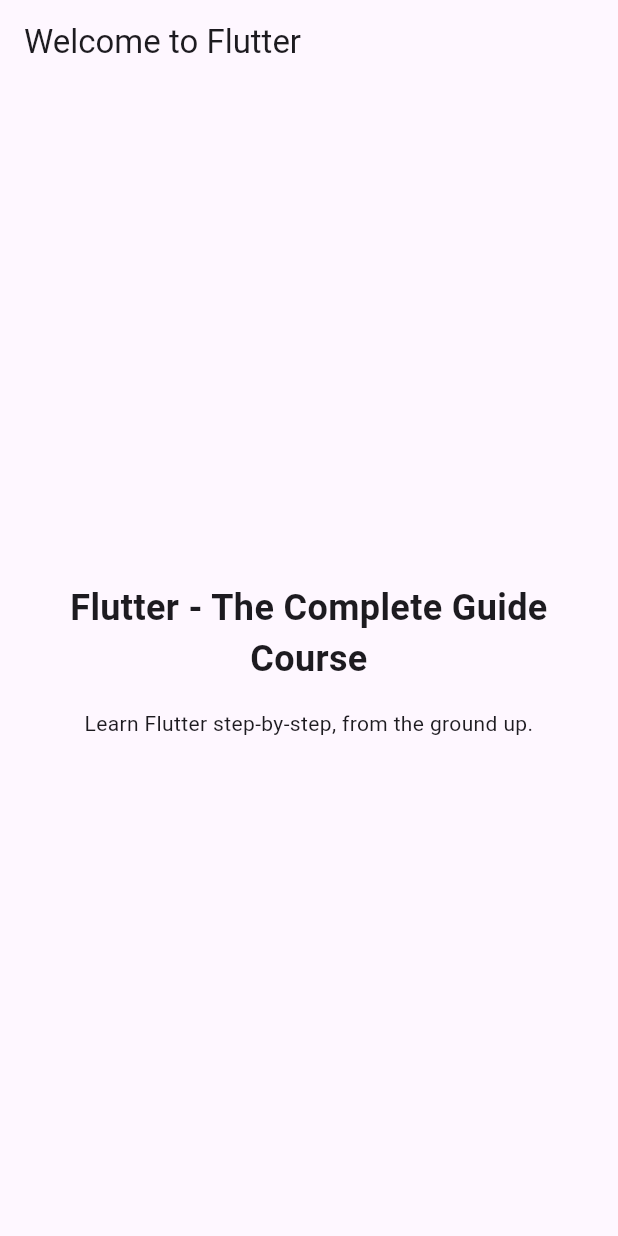
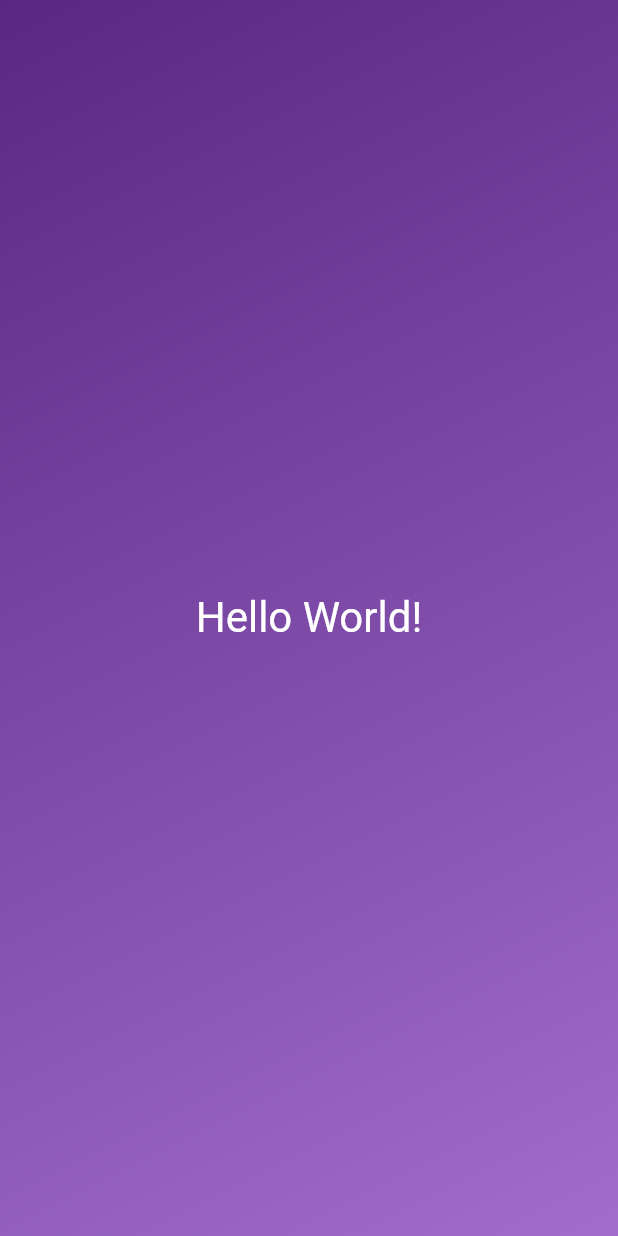
Before and after one commit to VarunRocky007/Flutter_First_App, a Flutter app: the screen it shows after launch, on a phone screen of 412 x 824 dp. Run offline on Flutter 3.47's test engine with Material 2 defaults, Android fonts, the phone set to English and light mode, and no system bars.

```diff
--- a/lib/main.dart
+++ b/lib/main.dart
@@ -1,54 +1,31 @@
 import 'package:flutter/material.dart';
 
 void main() {
-  runApp(const MyApp());
+  runApp(
+    MaterialApp(
+      home: Scaffold(
+        body: GradientContainer()
+      ),
+    ),
+  );
 }
 
-// With Flutter, you create user interfaces by combining "widgets"
-// You'll learn all about them (and much more) throughout this course!
-class MyApp extends StatelessWidget {
-  const MyApp({super.key});
-
-  // Every custom widget must have a build() method
-  // It tells Flutter, which widgets make up your custom widget
-  // Again: You'll learn all about that throughout the course!
+class GradientContainer extends StatelessWidget {
   @override
   Widget build(BuildContext context) {
-    // Below, a bunch of built-in widgets are used (provided by Flutter)
-    // They will be explained in the next sections
-    // In this course, you will, of course, not just use them a lot but
-    // also learn about many other widgets!
-    return MaterialApp(
-      title: 'Flutter First App',
-      theme: ThemeData(useMaterial3: true),
-      home: Scaffold(
-        appBar: AppBar(
-          title: const Text('Welcome to Flutter'),
-        ),
-        body: Container(
-          width: double.infinity,
-          padding: const EdgeInsets.all(12),
-          child: const Column(
-            mainAxisAlignment: MainAxisAlignment.center,
-            crossAxisAlignment: CrossAxisAlignment.center,
-            children: [
-              Text(
-                'Flutter - The Complete Guide Course',
-                textAlign: TextAlign.center,
-                style: TextStyle(
-                  fontSize: 24,
-                  fontWeight: FontWeight.bold,
-                ),
-              ),
-              SizedBox(height: 16),
-              Text(
-                'Learn Flutter step-by-step, from the ground up.',
-                textAlign: TextAlign.center,
-              ),
-            ],
+    return Container(
+          decoration: const BoxDecoration(
+              gradient: LinearGradient(colors: [
+            Color.fromARGB(255, 90, 40, 131),
+            Color.fromARGB(255, 161, 108, 204)
+          ], begin: Alignment.topLeft, end: Alignment.bottomRight)),
+          child: const Center(
+            child: Text(
+              "Hello World!",
+              style: TextStyle(fontSize: 28, color: Colors.white),
+            ),
           ),
-        ),
-      ),
-    );
+        );
   }
+
 }
```
